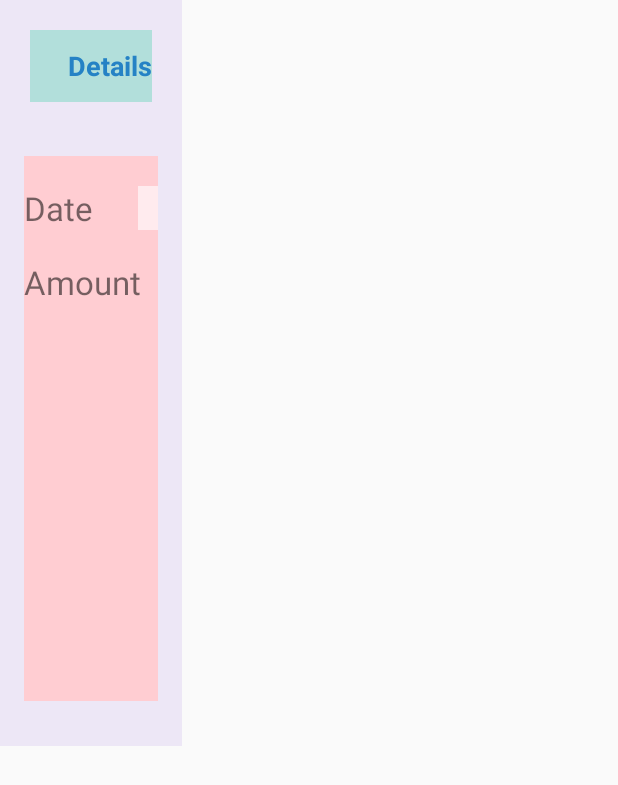
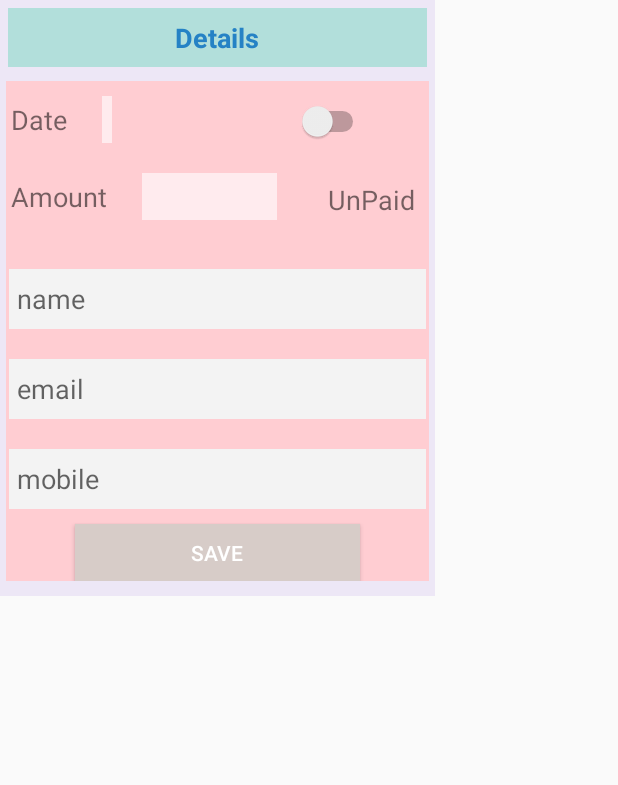
Before and after one commit to 2012ankitkmr/Nilgiris, an Android app: the layout add_wizard.xml on its own in the app's theme, with its tools: preview values and no code run, on a phone screen of 412 x 824 dp. Shown: the top 785 px of the screen. Run offline under Robolectric (Android 15) with nearby library versions, the phone set to English and light mode, and no system bars.

Commit message:
Detail Layout Added

```diff
--- a/app/src/main/res/layout/add_wizard.xml
+++ b/app/src/main/res/layout/add_wizard.xml
@@ -13,85 +13,88 @@
         >
 
         <LinearLayout
-            android:layout_width="wrap_content"
-            android:layout_height="48dp"
+            android:layout_width="match_parent"
+            android:layout_height="wrap_content"
             android:layout_gravity="center"
             android:background="#B2DFDB"
             android:orientation="horizontal"
-            android:layout_margin="20dp"
+            android:layout_margin="5dp"
             android:layout_alignParentTop="true">
 
 
-            <TextView android:layout_width="wrap_content"
+            <TextView android:layout_width="match_parent"
                 android:layout_height="wrap_content"
                 android:text="Details"
                 android:gravity="center"
                 android:textColor="#2582C5"
-                android:layout_marginLeft="25dp"
                 android:textSize="18sp"
+                android:padding="7dp"
                 android:textStyle="bold"
                 android:layout_gravity="center_horizontal|center_vertical"/>
 
         </LinearLayout>
 
 
-        <LinearLayout android:layout_width="fill_parent"
-            android:layout_height="fill_parent"
-            android:layout_marginLeft="16dp"
-            android:layout_marginTop="16dp"
-            android:layout_marginRight="16dp"
-            android:layout_marginBottom="30dp"
+        <LinearLayout android:layout_width="wrap_content"
+            android:layout_height="wrap_content"
+            android:layout_marginLeft="4dp"
+            android:layout_marginTop="4dp"
+            android:layout_marginRight="4dp"
+            android:layout_marginBottom="10dp"
             android:orientation="vertical"
             android:background="#FFCDD2"
             >
 <RelativeLayout
-    android:layout_width="match_parent"
-    android:layout_height="match_parent"
-    android:layout_marginTop="20dp">
+    android:layout_width="wrap_content"
+    android:layout_height="wrap_content"
+    android:layout_marginTop="10dp">
 
     <TextView
         android:layout_width="wrap_content"
         android:layout_height="wrap_content"
         android:text="Date"
-        android:textSize="10pt"
+        android:padding="3dp"
+        android:textSize="8pt"
         android:id="@+id/date" />
     <TextView
         android:layout_width="wrap_content"
         android:layout_height="wrap_content"
         android:text="Amount"
         android:id="@+id/amount"
-        android:textSize="10pt"
+        android:textSize="8pt"
+        android:padding="3dp"
         android:layout_below="@id/date"
         android:layout_marginTop="20dp"/>
     <TextView
         android:layout_width="wrap_content"
         android:layout_height="wrap_content"
         android:layout_toRightOf="@id/date"
-        android:textSize="10pt"
-        android:text="  "
-        android:paddingRight="60dp"
-        android:layout_marginLeft="30dp"
+        android:textSize="8pt"
+        android:text=""
+        android:padding="3dp"
+        android:layout_marginLeft="20dp"
         android:background="#FFEBEE"
         android:id="@+id/date1"/>
 
     <EditText
-        android:layout_width="wrap_content"
-        android:layout_height="wrap_content"
+        android:layout_width="90dp"
+        android:layout_height="match_parent"
         android:layout_toRightOf="@id/amount"
         android:layout_below="@id/date1"
         android:layout_marginTop="20dp"
-        android:textSize="10pt"
-        android:text="      "
-        android:paddingRight="60dp"
-        android:layout_marginLeft="12dp"
+        android:textSize="8pt"
+        android:text=""
+        android:padding="3dp"
+        android:layout_marginLeft="20dp"
         android:background="#FFEBEE"
         android:id="@+id/amount1"/>
 
 <Switch
     android:layout_width="wrap_content"
     android:layout_height="wrap_content"
-    android:layout_toRightOf="@id/date1"
-    android:layout_marginLeft="100dp"
+    android:layout_toRightOf="@id/date"
+    android:layout_marginLeft="150dp"
+android:layout_marginTop="3dp"
     android:textColorHighlight="@color/black"
     android:id="@+id/myswitch"/>
 
@@ -99,11 +102,14 @@
         android:layout_width="wrap_content"
         android:layout_height="wrap_content"
         android:id="@+id/switch1"
-        android:layout_marginLeft="100dp"
-        android:layout_toRightOf="@id/amount1"
+        android:layout_marginRight="5dp"
+        android:padding="4dp"
+        android:layout_marginLeft="140dp"
+        android:layout_toRightOf="@id/amount"
         android:layout_below="@id/myswitch"
-        android:layout_marginTop="20dp"
-        android:textSize="7pt"/>
+        android:layout_marginTop="22dp"
+        android:text="UnPaid"
+        android:textSize="8pt"/>
 
 </RelativeLayout>
 
@@ -112,23 +118,30 @@
                 android:layout_height="40dp"
                 android:hint="name"
                 android:background="#f3f3f3"
-                android:layout_marginBottom="15dp"
+                android:layout_marginBottom="10dp"
                 android:paddingLeft="5dp"
+                android:layout_marginLeft="2dp"
+                android:layout_marginRight="2dp"
                 android:layout_marginTop="30dp"/>
             <EditText android:layout_width="fill_parent"
                 android:layout_height="40dp"
                 android:hint="email"
-                android:layout_marginBottom="15dp"
+                android:layout_marginLeft="2dp"
+                android:layout_marginRight="2dp"
+
+                android:layout_marginBottom="10dp"
                 android:background="#f3f3f3"
                 android:paddingLeft="5dp"
-                android:layout_marginTop="15dp"/>
+                android:layout_marginTop="10dp"/>
             <EditText android:layout_width="fill_parent"
                 android:layout_height="40dp"
                 android:hint="mobile"
-                android:layout_marginBottom="15dp"
+                android:layout_marginLeft="2dp"
+                android:layout_marginRight="2dp"
+                android:layout_marginBottom="10dp"
                 android:background="#f3f3f3"
                 android:paddingLeft="5dp"
-                android:layout_marginTop="15dp"/>
+                android:layout_marginTop="10dp"/>
             <Button android:layout_width="190dp"
                 android:id="@+id/save_btn"
                 android:layout_height="38dp"
```
